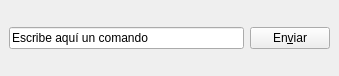
This is lib/widgets/CommandLineWidget.ui in pascalin/3dmolvis as Qt 5 draws it before an edit. The edited form follows.
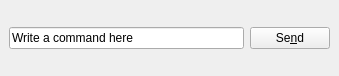
This is the edited form.

Diff of the .ui file:
```diff
--- a/lib/widgets/CommandLineWidget.ui
+++ b/lib/widgets/CommandLineWidget.ui
@@ -22,14 +22,14 @@
    <item>
     <widget class="QLineEdit" name="lineEdit" >
      <property name="text" >
-      <string>Escribe aquí un comando</string>
+      <string>Write a command here</string>
      </property>
     </widget>
    </item>
    <item>
     <widget class="QPushButton" name="pushButton" >
      <property name="text" >
-      <string>En&amp;viar</string>
+      <string>Se&amp;nd</string>
      </property>
     </widget>
    </item>
```
Left out of the diff: 18 changed lines with no effect on the pictures.
